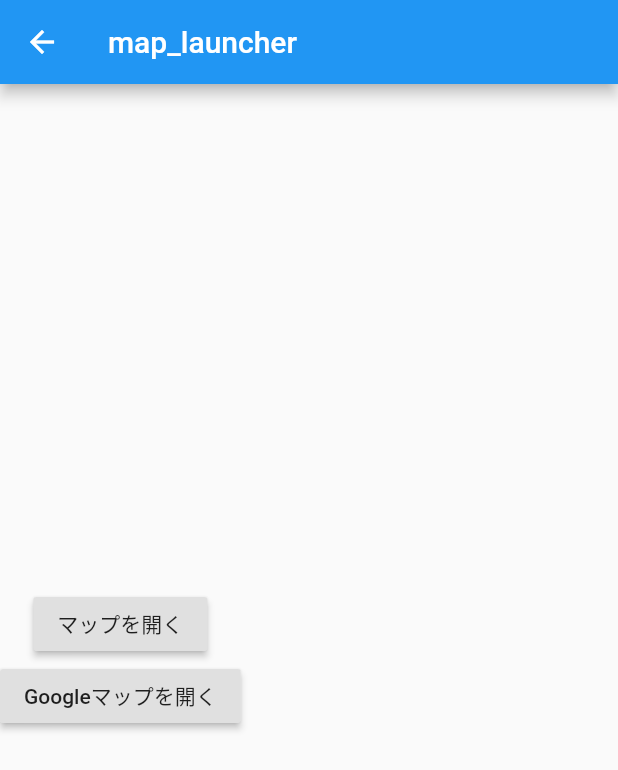
After one commit to ryota47/flutter_package_sample, a Flutter app: the WidgetCatalog screen opened by its route, after a tap on "map_launcher", on a phone screen of 412 x 824 dp. The commit adds this screen. Shown: the top 770 px of the screen. Run offline on Flutter 3.47's test engine with Material 2 defaults, Android fonts, the phone set to English and light mode, and no system bars; our stand-ins replace carousel_slider, flutter_slidable, image_picker, shared_preferences; missing offline and left inert: flutter_email_sender, map_launcher; accounts and stored records are empty.

Commit message:
map_launcher,AnimatedContainer,整理

```diff
--- a/lib/main.dart
+++ b/lib/main.dart
@@ -1,10 +1,14 @@
 import 'package:flutter/material.dart';
-import 'package:sample/mail_package.dart';
-import 'package:sample/sample_%20flutter_slidable.dart';
-import 'package:sample/sample_%20url_launcher.dart';
-import 'package:sample/sample_carousel_slider.dart';
-import 'package:sample/sample_image_picker.dart';
-import 'package:sample/sample_shared_preferences.dart';
+import 'package:sample/packages/mail_package.dart';
+import 'package:sample/packages/sample_%20flutter_slidable.dart';
+import 'package:sample/packages/sample_%20url_launcher.dart';
+import 'package:sample/packages/sample_carousel_slider.dart';
+import 'package:sample/packages/sample_image_picker.dart';
+import 'package:sample/packages/sample_map_launcher.dart';
+import 'package:sample/packages/sample_shared_preferences.dart';
+import 'package:sample/widgets/sample_animated_container.dart';
+
+import 'widget_ catalog.dart';
 
 void main() {
   runApp(MyApp());
@@ -19,6 +23,8 @@ class MyApp extends StatelessWidget {
         primarySwatch: Colors.blue,
       ),
       routes: {
+        '/home': (BuildContext context) => MyHomePage(),
+        '/widget_catalog': (BuildContext context) => WidgetCatalog(),
         '/shared_preferences': (BuildContext context) =>
             SampleSharedPreferences(),
         '/url_launcher': (BuildContext context) => SampleUrlLauncher(),
@@ -26,6 +32,8 @@ class MyApp extends StatelessWidget {
         '/carousel_slider': (BuildContext context) => ImageList(),
         '/mail_packages': (BuildContext context) => MailPackage(),
         '/image_picker': (BuildContext context) => SampleImagePicker(),
+        '/map_launcher': (BuildContext context) => SampleMapLauncher(),
+        '/animatedContainer': (BuildContext context) => SampleAnimatedContainer(),
       },
       home: MyHomePage(),
     );
@@ -49,8 +57,29 @@ class MyHomePage extends StatelessWidget {
             buttonCompornent(context, 'carousel_slider', '/carousel_slider'),
             buttonCompornent(context, 'mail_packages', '/mail_packages'),
             buttonCompornent(context, 'image_picker', '/image_picker'),
+            buttonCompornent(context, 'map_launcher', '/map_launcher'),
           ],
         ),
+      ),
+      bottomNavigationBar: BottomNavigationBar(
+        currentIndex: 0,
+        items: [
+          BottomNavigationBarItem(
+            icon: Icon(Icons.category),
+            title: Text('package'),
+          ),
+          BottomNavigationBarItem(
+            icon: Icon(Icons.dashboard),
+            title: Text('Widget'),
+          ),
+        ],
+        onTap: (int index) {
+          if (index == 0) {
+            Navigator.of(context).pushNamed('/home');
+          } else if (index == 1) {
+            Navigator.of(context).pushNamed('/widget_catalog');
+          }
+        },
       ),
     );
   }
--- /dev/null
+++ b/lib/packages/sample_map_launcher.dart
@@ -0,0 +1,65 @@
+import 'package:flutter/material.dart';
+import 'package:map_launcher/map_launcher.dart';
+
+class SampleMapLauncher extends StatefulWidget {
+  @override
+  State<StatefulWidget> createState() => _SampleMapLauncher();
+}
+
+enum LaunchMode { marker, directions }
+
+class _SampleMapLauncher extends State<SampleMapLauncher> {
+  int selectedTabIndex = 0;
+
+  // List<Widget> widgets = [ShowMarker(), ShowDirections()];
+
+  @override
+  Widget build(BuildContext context) {
+    return Scaffold(
+      appBar: AppBar(
+        title: Text('map_launcher'),
+      ),
+      body: Column(
+        mainAxisAlignment: MainAxisAlignment.center,
+        crossAxisAlignment: CrossAxisAlignment.center,
+        children: [
+          RaisedButton(
+            child: Text('マップを開く'),
+            onPressed: () {
+              launchMap();
+            },
+          ),
+          RaisedButton(
+            child: Text('Googleマップを開く'),
+            onPressed: () {
+              launchGooGleMap();
+            },
+          )
+        ],
+      ),
+    );
+  }
+
+  launchGooGleMap() async {
+    if (await MapLauncher.isMapAvailable(MapType.apple)) {
+      await MapLauncher.showMarker(
+        mapType: MapType.apple,
+        coords: Coords(35.6759323, 139.7450316),
+        title: '国会議事堂',
+        description: 'ああああ',
+        zoom: 16,
+
+      );
+    }
+  }
+
+  launchMap() async {
+    final availableMaps = await MapLauncher.installedMaps;
+    print(availableMaps);
+
+    await availableMaps.first.showMarker(
+      coords: Coords(35.6759323, 139.7450316),
+      title: "国会議事堂",
+    );
+  }
+}
--- /dev/null
+++ b/lib/widget_ catalog.dart
@@ -0,0 +1,54 @@
+import 'package:flutter/material.dart';
+
+class WidgetCatalog extends StatefulWidget {
+  @override
+  State<StatefulWidget> createState() => _WidgetCatalog();
+}
+
+class _WidgetCatalog extends State<WidgetCatalog> {
+  @override
+  Widget build(BuildContext context) {
+    return Scaffold(
+      appBar: AppBar(
+        title: Text('Widget一覧'),
+      ),
+      body: Center(
+        child: Column(
+          children: [
+            buttonCompornent(
+                context, 'animatedContainer', '/animatedContainer'),
+          ],
+        ),
+      ),
+      bottomNavigationBar: BottomNavigationBar(
+        currentIndex: 1,
+        items: [
+          BottomNavigationBarItem(
+            icon: Icon(Icons.category),
+            title: Text('package'),
+          ),
+          BottomNavigationBarItem(
+            icon: Icon(Icons.dashboard),
+            title: Text('Widget'),
+          ),
+        ],
+        onTap: (int index) {
+          if (index == 0) {
+            Navigator.of(context).pushNamed('/home');
+          } else if (index == 1) {
+            Navigator.of(context).pushNamed('/widget_catalog');
+          }
+        },
+      ),
+    );
+  }
+
+  Widget buttonCompornent(BuildContext context, String title, String route) {
+    return RaisedButton(
+      child: Text('$title'),
+      onPressed: () {
+        Navigator.of(context).pushNamed('$route');
+      },
+    );
+  }
+}
--- a/pubspec.yaml
+++ b/pubspec.yaml
@@ -35,6 +35,7 @@ dependencies:
   carousel_slider: ^2.2.1
   flutter_email_sender: ^3.0.1
   image_picker: ^0.6.7+6
+  map_launcher: ^0.12.0
 
 
 
```
Also changed, not shown: lib/widgets/sample_animated_container.dart (added, +66 -0 lines), lib/packages/mail_package.dart (renamed from lib/mail_package.dart), lib/packages/sample_ flutter_slidable.dart (renamed from lib/sample_ flutter_slidable.dart), lib/packages/sample_ url_launcher.dart (renamed from lib/sample_ url_launcher.dart), lib/packages/sample_carousel_slider.dart (renamed from lib/sample_carousel_slider.dart), lib/packages/sample_image_picker.dart (renamed from lib/sample_image_picker.dart), lib/packages/sample_shared_preferences.dart (renamed from lib/sample_shared_preferences.dart), pubspec.lock, 2 other files.
